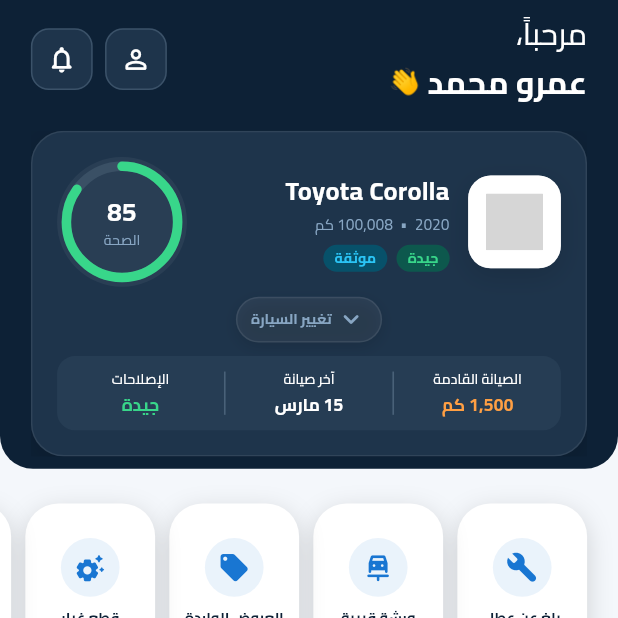
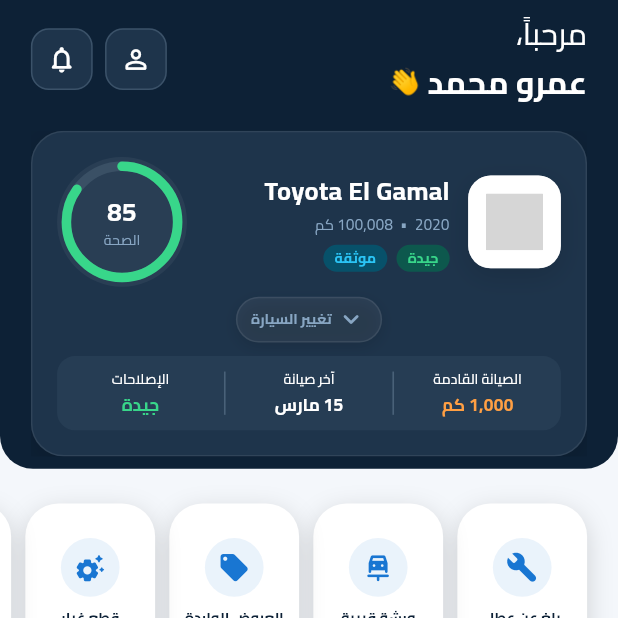
Before and after one commit to amro3z/moftah, a Flutter app: the HomeScreen screen opened by its route, on a phone screen of 412 x 824 dp, the top half of it. Run offline on Flutter 3.47's test engine with Material 3 defaults, Android fonts, the phone set to English and light mode, and no system bars; our stand-ins replace dio, flutter_bloc, flutter_map, flutter_svg, geolocator, image_picker and 4 more; missing offline and left inert: bluetooth_serial_android; network calls fail; grey boxes are pictures that could not be loaded.

Commit message:
feat(vehicle-selection): update vehicle details and increment version number

```diff
--- a/lib/data/store/vehicle_selection_store.dart
+++ b/lib/data/store/vehicle_selection_store.dart
@@ -14,7 +14,7 @@
     AppVehicleModel(
       id: 'toyota-corolla-2020',
       card: VehicleCardModel(
-        carName: 'Toyota Corolla',
+        carName: 'Toyota El Gamal',
         year: 2020,
         mileage: 100008,
         healthScore: 85,
@@ -22,7 +22,7 @@
         documentStatus: DocumentStatus.verified,
         brand: 'Toyota',
         brandLogoUrl: null,
-        nextMaintenance: 1500,
+        nextMaintenance: 1000,
         lastMaintenance: '15 مارس',
         repairStatus: RepairStatus.good,
       ),
@@ -36,8 +36,8 @@
     AppVehicleModel(
       id: 'hyundai-elantra-2018',
       card: VehicleCardModel(
-        carName: 'Hyundai Elantra',
-        year: 2018,
+        carName: 'Hyundai Tuscany',
+        year: 2026,
         mileage: 124500,
         healthScore: 78,
         maintenanceStatus: MaintenanceStatus.needsService,
@@ -49,7 +49,7 @@
         repairStatus: RepairStatus.pending,
       ),
       health: const VehicleHealthModel(
-        vehicleName: 'Hyundai Elantra',
+        vehicleName: 'Hyundai Tuscany',
         brand: 'Hyundai',
         brandLogoUrl: null,
         year: 2018,
@@ -115,7 +115,10 @@
         (vehicle) => UserVehicleModel(
           id: vehicle.id,
           brand: vehicle.card.brand,
-          model: vehicle.card.carName.replaceFirst('${vehicle.card.brand} ', ''),
+          model: vehicle.card.carName.replaceFirst(
+            '${vehicle.card.brand} ',
+            '',
+          ),
           year: vehicle.card.year,
           imageUrl: vehicle.card.brandLogoUrl,
         ),
@@ -127,7 +130,8 @@
   void selectUserVehicleById(String id) => selectById(id);
 
   void selectIndex(int index) {
-    if (index < 0 || index >= _vehicles.length || index == _selectedIndex) return;
+    if (index < 0 || index >= _vehicles.length || index == _selectedIndex)
+      return;
     _selectedIndex = index;
     notifyListeners();
   }
--- a/pubspec.yaml
+++ b/pubspec.yaml
@@ -16,7 +16,7 @@
 # https://developer.apple.com/library/archive/documentation/General/Reference/InfoPlistKeyReference/Articles/CoreFoundationKeys.html
 # In Windows, build-name is used as the major, minor, and patch parts
 # of the product and file versions while build-number is used as the build suffix.
-version: 1.0.0+2
+version: 1.0.3+3
 
 environment:
   sdk: ^3.11.5
```
